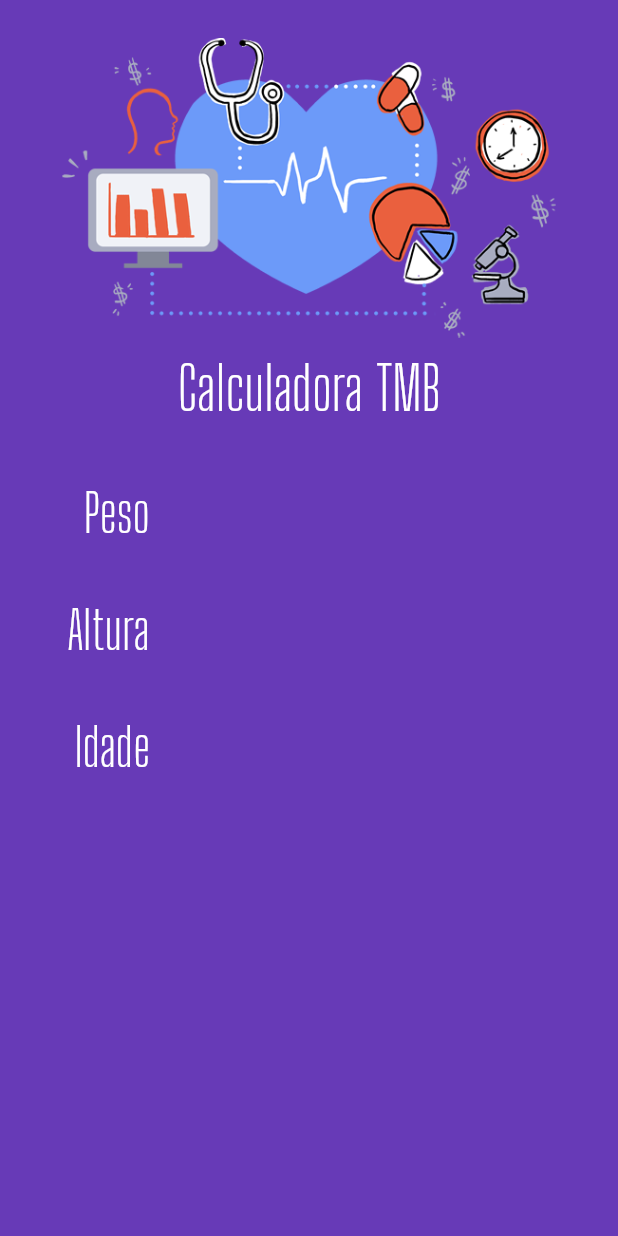
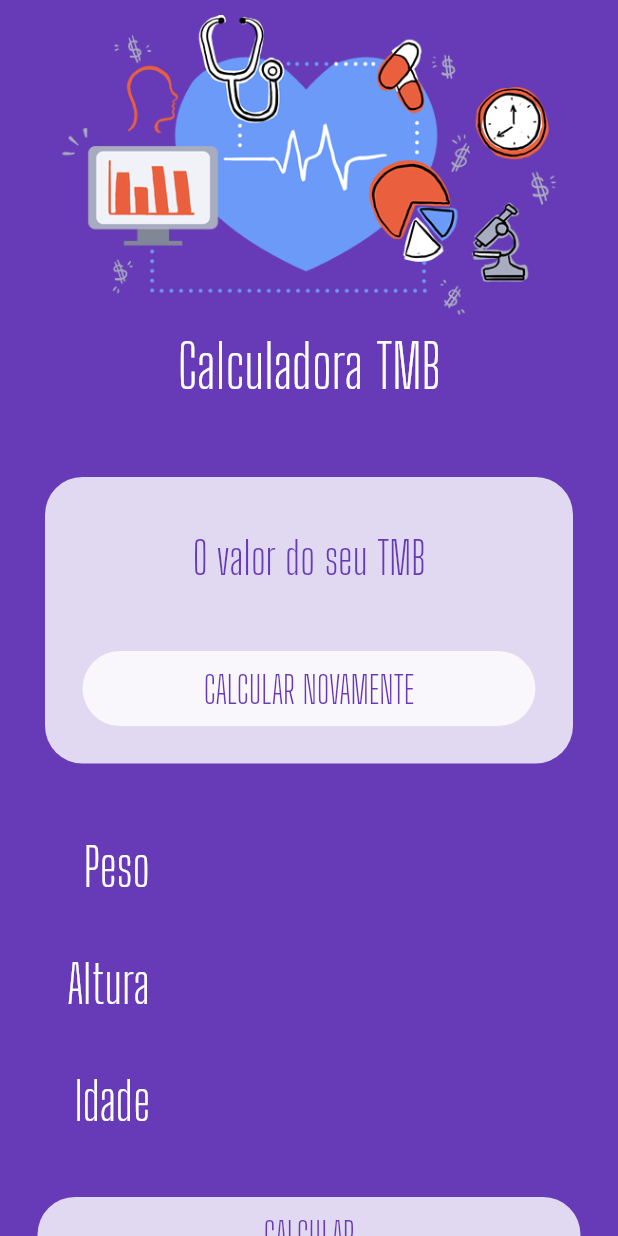
Before and after one commit to tabatasaantos/App_TMBCalc, a Flutter app: the screen it shows after launch, on a phone screen of 412 x 824 dp. Run offline on Flutter 3.47's test engine with Material 2 defaults, Android fonts, the phone set to English and light mode, and no system bars.

Commit message:
Adicionando o botão de cálculo

```diff
--- a/lib/main.dart
+++ b/lib/main.dart
@@ -30,6 +30,52 @@ class HomePage extends StatelessWidget {
       body: ListView(
         children: <Widget>[
           Logo(),
+          Container(
+            margin: EdgeInsets.all(30),
+            decoration: BoxDecoration(
+              color: Colors.white.withOpacity(0.8),
+              borderRadius: BorderRadius.circular(25),
+            ),
+            child: Column(
+              children: <Widget>[
+                SizedBox(
+                  height: 35,
+                ),
+                Text(
+                  "O valor do seu TMB",
+                  style: TextStyle(
+                    color: Theme.of(context).primaryColor,
+                    fontSize: 30,
+                    fontFamily: "Big Shoulders Display",
+                  ),
+                  textAlign: TextAlign.center,
+                ),
+                SizedBox(
+                  height: 20,
+                ),
+                Container(
+                  margin: EdgeInsets.all(25),
+                  height: 50,
+                  width: double.infinity,
+                  decoration: BoxDecoration(
+                    color: Colors.white.withOpacity(0.8),
+                    borderRadius: BorderRadius.circular(60),
+                  ),
+                  child: FlatButton(
+                    child: Text(
+                      "CALCULAR NOVAMENTE",
+                      style: TextStyle(
+                        color: Theme.of(context).primaryColor,
+                        fontSize: 25,
+                        fontFamily: "Big Shoulders Display",
+                      ),
+                    ),
+                    onPressed: () {},
+                  ),
+                ),
+              ],
+            ),
+          ),
           Input(
             label: "Peso",
           ),
@@ -39,6 +85,25 @@ class HomePage extends StatelessWidget {
           Input(
             label: "Idade",
           ),
+          Container(
+            margin: EdgeInsets.all(25),
+            height: 50,
+            decoration: BoxDecoration(
+              color: Colors.white.withOpacity(0.8),
+              borderRadius: BorderRadius.circular(60),
+            ),
+            child: FlatButton(
+              child: Text(
+                "CALCULAR",
+                style: TextStyle(
+                  color: Theme.of(context).primaryColor,
+                  fontSize: 25,
+                  fontFamily: "Big Shoulders Display",
+                ),
+              ),
+              onPressed: () {},
+            ),
+          ),
         ],
       ),
     );
--- a/lib/widgets/logo.widget.dart
+++ b/lib/widgets/logo.widget.dart
@@ -4,7 +4,7 @@ class Logo extends StatelessWidget {
   @override
   Widget build(BuildContext context) {
     return Column(children: <Widget>[
-      SizedBox(height: 25),
+      SizedBox(height: 10),
       Image.asset(
         "assets/images/doctor.png",
         height: 200,
```
